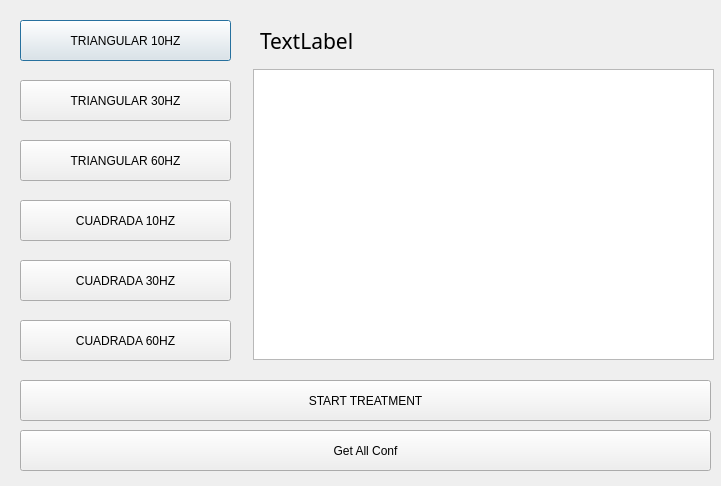
This is prueba_magneto/mag_ver_2_0.ui in MarianoDel/pyqt5 as Qt 5 draws it before an edit. The edited form follows.
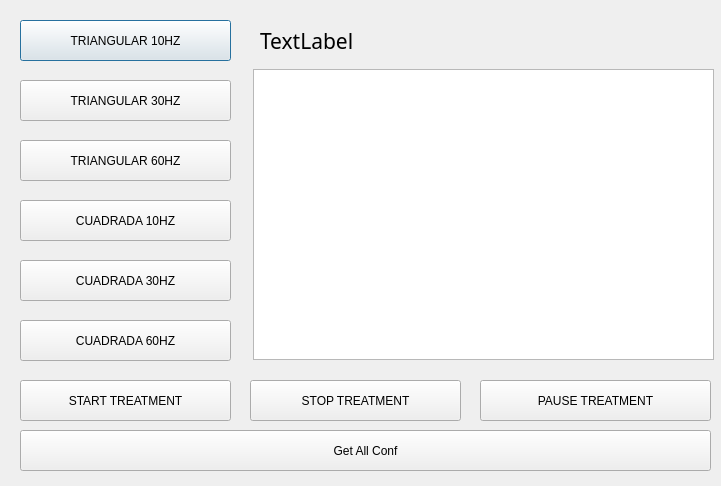
This is the edited form.

Commit message: agrego stop y pause

```diff
--- a/prueba_magneto/mag_ver_2_0.ui
+++ b/prueba_magneto/mag_ver_2_0.ui
@@ -125,7 +125,7 @@
     <rect>
      <x>20</x>
      <y>380</y>
-     <width>691</width>
+     <width>211</width>
      <height>41</height>
     </rect>
    </property>
@@ -146,6 +146,32 @@
     <string>Get All Conf</string>
    </property>
   </widget>
+  <widget class="QPushButton" name="stop_treat">
+   <property name="geometry">
+    <rect>
+     <x>250</x>
+     <y>380</y>
+     <width>211</width>
+     <height>41</height>
+    </rect>
+   </property>
+   <property name="text">
+    <string>STOP TREATMENT</string>
+   </property>
+  </widget>
+  <widget class="QPushButton" name="pause_treat">
+   <property name="geometry">
+    <rect>
+     <x>480</x>
+     <y>380</y>
+     <width>231</width>
+     <height>41</height>
+    </rect>
+   </property>
+   <property name="text">
+    <string>PAUSE TREATMENT</string>
+   </property>
+  </widget>
  </widget>
  <resources/>
  <connections/>
```
The commit also changes 3 other files.
